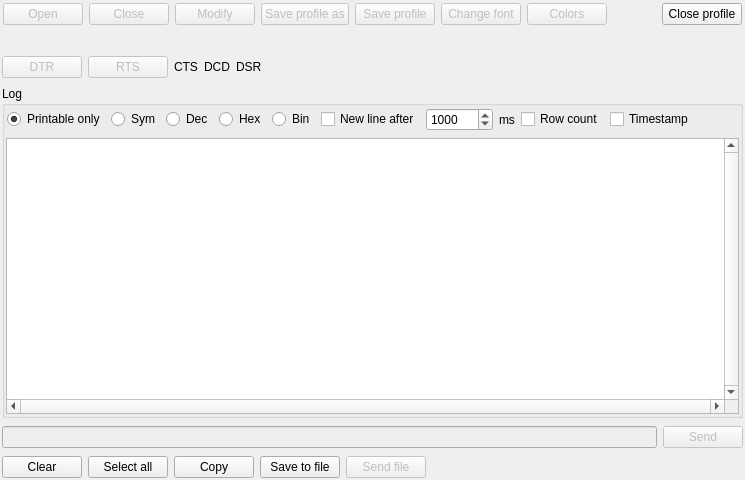
Before: the Qt Designer form qdterminal.ui in denisgottardello/QtComPort, drawn with Qt 5.
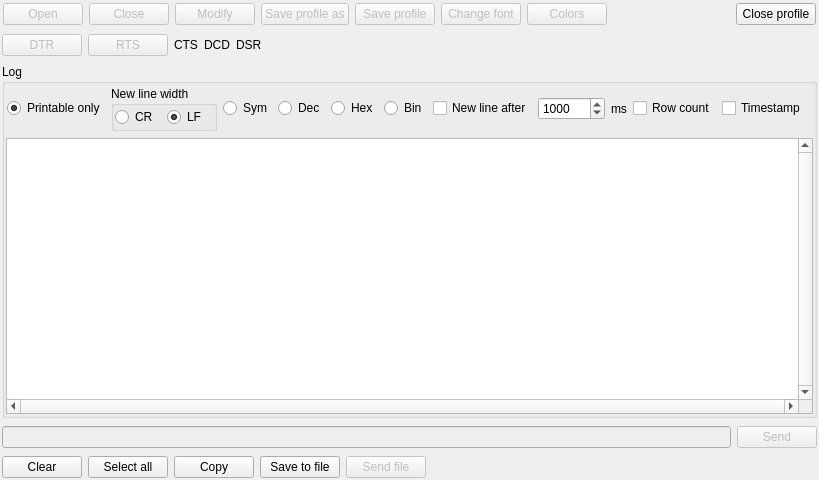
After: the same form once the commit is applied. Icons and pictures are not drawn.

Commit message: New line with cr or lf choice added.

```diff
--- a/qdterminal.ui
+++ b/qdterminal.ui
@@ -6,7 +6,7 @@
    <rect>
     <x>0</x>
     <y>0</y>
-    <width>745</width>
+    <width>819</width>
     <height>480</height>
    </rect>
   </property>
@@ -156,29 +156,6 @@
      </layout>
     </widget>
    </item>
-   <item>
-    <layout class="QHBoxLayout" name="horizontalLayout_7">
-     <property name="leftMargin">
-      <number>1</number>
-     </property>
-     <property name="topMargin">
-      <number>1</number>
-     </property>
-     <property name="rightMargin">
-      <number>1</number>
-     </property>
-     <property name="bottomMargin">
-      <number>1</number>
-     </property>
-     <item>
-      <widget class="QLabel" name="QLConnection">
-       <property name="text">
-        <string/>
-       </property>
-      </widget>
-     </item>
-    </layout>
-   </item>
    <item>
     <widget class="QWidget" name="widget_4" native="true">
      <layout class="QHBoxLayout" name="horizontalLayout_5">
@@ -250,6 +227,13 @@
         </property>
        </widget>
       </item>
+      <item>
+       <widget class="QLabel" name="QLConnection">
+        <property name="text">
+         <string/>
+        </property>
+       </widget>
+      </item>
       <item>
        <spacer name="horizontalSpacer_3">
         <property name="orientation">
@@ -330,6 +314,44 @@
               </property>
              </widget>
             </item>
+            <item>
+             <widget class="QGroupBox" name="groupBox_2">
+              <property name="title">
+               <string>New line width</string>
+              </property>
+              <layout class="QHBoxLayout" name="horizontalLayout_9">
+               <property name="leftMargin">
+                <number>1</number>
+               </property>
+               <property name="topMargin">
+                <number>1</number>
+               </property>
+               <property name="rightMargin">
+                <number>1</number>
+               </property>
+               <property name="bottomMargin">
+                <number>1</number>
+               </property>
+               <item>
+                <widget class="QRadioButton" name="QRBCR">
+                 <property name="text">
+                  <string>CR</string>
+                 </property>
+                </widget>
+               </item>
+               <item>
+                <widget class="QRadioButton" name="QRBLF">
+                 <property name="text">
+                  <string>LF</string>
+                 </property>
+                 <property name="checked">
+                  <bool>true</bool>
+                 </property>
+                </widget>
+               </item>
+              </layout>
+             </widget>
+            </item>
             <item>
              <widget class="QRadioButton" name="QRBSym">
               <property name="text">
```
Left out of the diff: 2 changed lines with no effect on the pictures. The commit also changes 8 other files.
